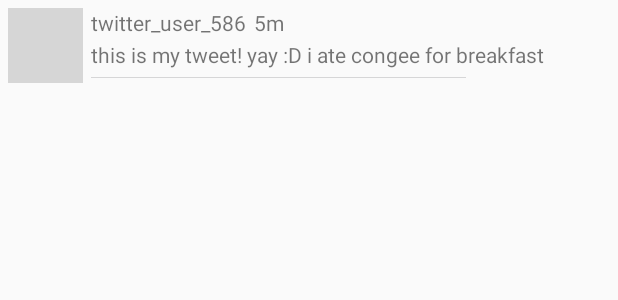
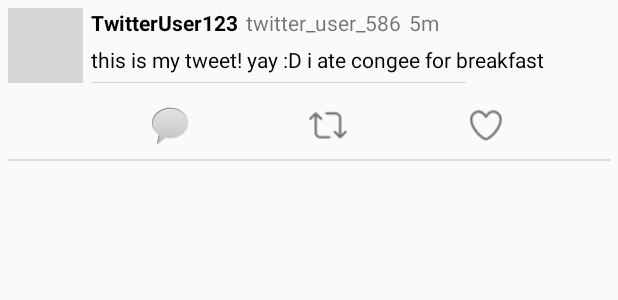
Before and after one commit to fionamei/TwitterAndroid, an Android app: the layout item_tweet.xml on its own in the app's theme, with its tools: preview values and no code run, on a phone screen of 412 x 824 dp. Shown: the top 300 px of the screen. Run offline under Robolectric (Android 15) with nearby library versions, the phone set to English and light mode, and no system bars; grey boxes are pictures that could not be loaded.

Commit message:
fixed detail view to display whole tweet and likes and retweets

```diff
--- a/Twitter/app/src/main/java/com/codepath/apps/restclienttemplate/TimelineActivity.java
+++ b/Twitter/app/src/main/java/com/codepath/apps/restclienttemplate/TimelineActivity.java
@@ -18,6 +18,7 @@ import android.view.Menu;
 import android.view.MenuItem;
 import android.view.View;
 import android.widget.Button;
+import android.widget.RelativeLayout;
 import android.widget.Toast;
 
 import com.codepath.apps.restclienttemplate.models.Tweet;
@@ -67,6 +68,7 @@ public class TimelineActivity extends AppCompatActivity {
                 fetchTimelineAsync(0);
             }
         });
+
 
 
     }
@@ -173,4 +175,5 @@ public class TimelineActivity extends AppCompatActivity {
         startActivity(i);
 
     }
+
 }
--- a/Twitter/app/src/main/java/com/codepath/apps/restclienttemplate/models/Tweet.java
+++ b/Twitter/app/src/main/java/com/codepath/apps/restclienttemplate/models/Tweet.java
@@ -22,7 +22,8 @@ public class Tweet {
     public User user;
     public String contentImageUrl;
     public String timeAgo;
-
+    public String likes;
+    public String retweets;
 
     public Tweet() {}
 
@@ -33,6 +34,9 @@ public class Tweet {
         tweet.user = User.fromJson(jsonObject.getJSONObject("user"));
         tweet.contentImageUrl = getImageUrl(jsonObject.getJSONObject("entities"));
         tweet.timeAgo = getRelativeTimeAgo(tweet.createdAt);
+        tweet.retweets = jsonObject.getString("retweet_count");
+        tweet.likes = jsonObject.getString("favorite_count");
+
         return tweet;
     }
 
--- a/Twitter/app/src/main/res/layout/item_tweet.xml
+++ b/Twitter/app/src/main/res/layout/item_tweet.xml
@@ -2,16 +2,18 @@
 <RelativeLayout xmlns:android="http://schemas.android.com/apk/res/android"
     xmlns:app="http://schemas.android.com/apk/res-auto"
     xmlns:tools="http://schemas.android.com/tools"
-    android:id="@+id/RelativeLayout"
+    android:id="@+id/rlTweet"
     android:layout_width="match_parent"
     android:layout_height="wrap_content"
     android:layout_margin="5dp"
-    android:layout_marginStart="5dp">
+    android:layout_marginStart="5dp"
+    android:clickable="true">
 
     <ImageView
         android:id="@+id/ivProfileImage"
         android:layout_width="50dp"
         android:layout_height="50dp"
+        android:layout_alignParentTop="true"
         android:layout_marginTop="0dp"
         tools:srcCompat="@tools:sample/avatars" />
 
@@ -19,8 +21,10 @@
         android:id="@+id/tvScreenName"
         android:layout_width="wrap_content"
         android:layout_height="wrap_content"
+        android:layout_alignParentTop="true"
         android:layout_marginStart="5dp"
-        android:layout_toEndOf="@+id/ivProfileImage"
+        android:layout_marginTop="0dp"
+        android:layout_toEndOf="@+id/tvName"
         tools:text="twitter_user_586" />
 
     <TextView
@@ -29,8 +33,9 @@
         android:layout_height="wrap_content"
         android:layout_below="@+id/tvScreenName"
         android:layout_marginStart="5dp"
-        android:layout_marginTop="2dp"
+        android:layout_marginTop="5dp"
         android:layout_toEndOf="@+id/ivProfileImage"
+        android:textColor="@android:color/black"
         tools:text="this is my tweet! yay :D i ate congee for breakfast" />
 
     <ImageView
@@ -47,7 +52,67 @@
         android:id="@+id/tvTimestamp"
         android:layout_width="wrap_content"
         android:layout_height="wrap_content"
+        android:layout_alignParentTop="true"
         android:layout_marginStart="5dp"
+        android:layout_marginTop="0dp"
         android:layout_toEndOf="@+id/tvScreenName"
         tools:text="5m" />
+
+    <View
+        android:id="@+id/line"
+        android:layout_width="match_parent"
+
+        android:layout_height="1dp"
+        android:layout_below="@+id/btnLike"
+        android:layout_marginTop="10dp"
+        android:background="#D8D8D8" />
+
+    <TextView
+        android:id="@+id/tvName"
+        android:layout_width="wrap_content"
+        android:layout_height="wrap_content"
+        android:layout_marginStart="5dp"
+        android:layout_toEndOf="@+id/ivProfileImage"
+        android:textColor="@android:color/black"
+        android:textStyle="bold"
+        tools:text="TwitterUser123" />
+
+    <ImageView
+        android:id="@+id/btnLike"
+        android:layout_width="25dp"
+        android:layout_height="25dp"
+        android:layout_below="@+id/ivContentImage"
+        android:layout_marginStart="80dp"
+        android:layout_marginTop="15dp"
+        android:layout_toEndOf="@+id/btnRetweet"
+        android:contentDescription="@string/Like"
+        app:srcCompat="@drawable/ic_vector_heart_stroke"
+        app:tint="#747474"
+        tools:layout_marginTop="15dp" />
+
+    <ImageView
+        android:id="@+id/btnRetweet"
+        android:layout_width="25dp"
+        android:layout_height="25dp"
+        android:layout_below="@+id/ivContentImage"
+        android:layout_marginStart="80dp"
+        android:layout_marginTop="15dp"
+        android:layout_toEndOf="@+id/btnReply"
+        android:contentDescription="@string/Retweet"
+        app:srcCompat="@drawable/ic_vector_retweet_stroke"
+        app:tint="#747474"
+        tools:layout_marginTop="15dp" />
+
+    <ImageButton
+        android:id="@+id/btnReply"
+        android:layout_width="25dp"
+        android:layout_height="25dp"
+        android:layout_below="@+id/ivContentImage"
+        android:layout_marginStart="45dp"
+        android:layout_marginTop="15dp"
+        android:layout_toEndOf="@+id/ivProfileImage"
+        android:background="@android:color/transparent"
+        app:srcCompat="@android:drawable/sym_action_chat"
+        tools:layout_marginTop="15dp" />
+
 </RelativeLayout>
--- a/Twitter/app/src/main/res/values/strings.xml
+++ b/Twitter/app/src/main/res/values/strings.xml
@@ -9,5 +9,8 @@
     <string name="what_s_happening">What\'s happening?</string>
     <string name="logout">Logout</string>
     <string name="compose">Compose</string>
+    <string name="Retweet">Retweet</string>
+    <string name="Like">Like</string>
+    <string name="Share">Share</string>
 
 </resources>
--- a/Twitter/app/src/main/res/values/styles.xml
+++ b/Twitter/app/src/main/res/values/styles.xml
@@ -6,6 +6,7 @@
             res/values-vXX/styles.xml, while customizations related to
             backward-compatibility can go here.
         -->
+        <item name="colorPrimary">@color/twitter_blue</item>
     </style>
 
     <!-- Application theme. -->
```
Also changed, not shown: Twitter/app/src/main/AndroidManifest.xml (+5 -2 lines), Twitter/app/src/main/java/com/codepath/apps/restclienttemplate/DetailTweetActivity.java (added, +70 -0 lines), Twitter/app/src/main/java/com/codepath/apps/restclienttemplate/TweetsAdapter.java (+31 -5 lines), Twitter/app/src/main/res/layout/activity_detail_tweet.xml (added, +155 -0 lines), Twitter/app/src/main/res/values/colors.xml (added, +24 -0 lines), Twitter/app/src/main/res/drawable/ic_launcher_twitter.png (added), Twitter/app/src/main/res/drawable/ic_launcher_twitter_round.png (added), Twitter/app/src/main/res/drawable/ic_vector_heart_stroke.png (added), Twitter/app/src/main/res/drawable/ic_vector_retweet.png (added), Twitter/app/src/main/res/drawable/ic_vector_retweet_stroke.png (added).
